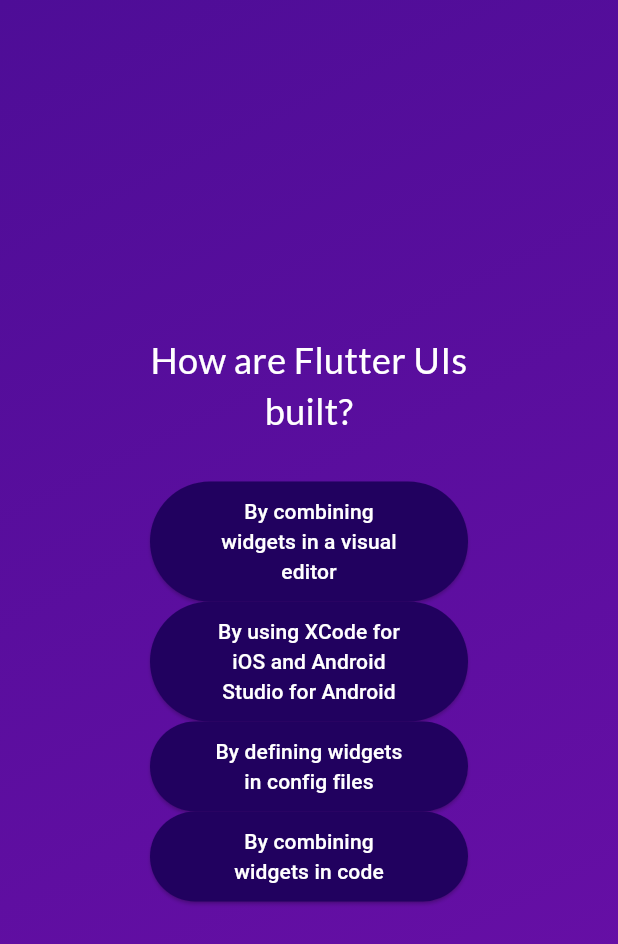
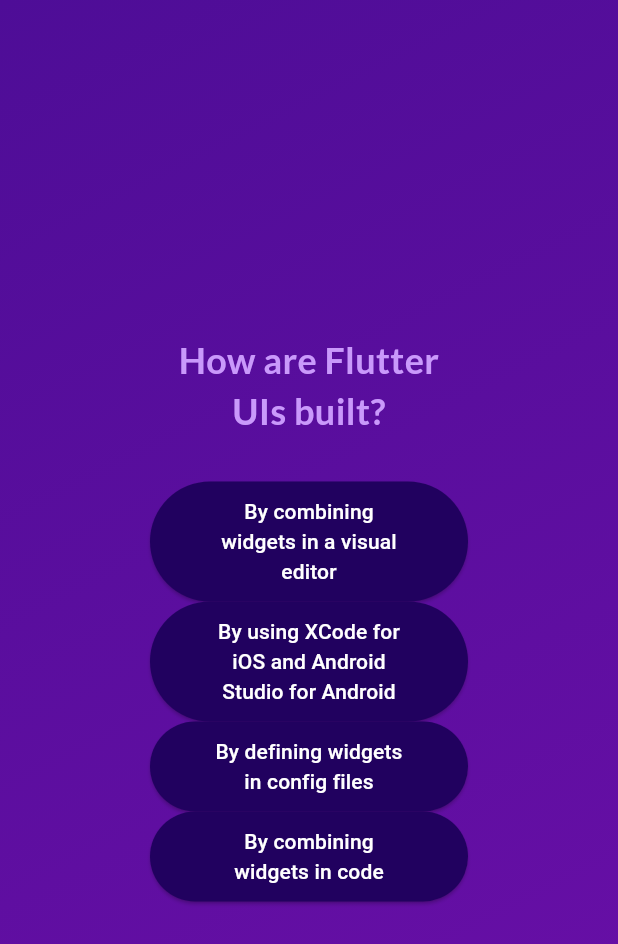
Before and after one commit to kirigaya211/Flutter_Practice, a Flutter app: the screen it shows after launch, after a tap on "Start Quiz", after a tap on "Components", on a phone screen of 412 x 824 dp. Shown: the top 944 px of the screen. Run offline on Flutter 3.47's test engine with Material 3 defaults, Android fonts, the phone set to English and light mode, and no system bars; our stand-ins replace google_fonts.

Commit message:
todays' first update

```diff
--- a/adv_basics/lib/quiz_questions.dart
+++ b/adv_basics/lib/questions_screen.dart
@@ -4,7 +4,9 @@
 import 'package:google_fonts/google_fonts.dart';
 
 class QuestionsScreen extends StatefulWidget {
-  const QuestionsScreen({super.key});
+  const QuestionsScreen({super.key, required this.onSelectAnswer});
+
+  final void Function(String answer) onSelectAnswer;
 
   @override
   State<QuestionsScreen> createState() => _QuestionsScreenState();
@@ -13,7 +15,8 @@
 class _QuestionsScreenState extends State<QuestionsScreen> {
   var currentQuestionIndex = 0;
 
-  void answerQuestion() {
+  void answerQuestion(String selectAnswer) {
+    widget.onSelectAnswer(selectAnswer);
     setState(() {
       currentQuestionIndex += 1;
     });
@@ -32,12 +35,21 @@
           children: [
             Text(
               currentQuestion.text,
-              style: GoogleFonts.lato(color: Colors.white, fontSize: 24),
+              style: GoogleFonts.lato(
+                color: const Color.fromARGB(255, 201, 153, 251),
+                fontSize: 24,
+                fontWeight: FontWeight.bold,
+              ),
               textAlign: TextAlign.center,
             ),
             SizedBox(height: 30),
             ...currentQuestion.getShuffledAnswers().map((answer) {
-              return AnswerButton(answerText: answer, onTap: answerQuestion);
+              return AnswerButton(
+                answerText: answer,
+                onTap: () {
+                  answerQuestion(answer);
+                },
+              );
             }),
           ],
         ),
--- a/adv_basics/lib/quiz.dart
+++ b/adv_basics/lib/quiz.dart
@@ -1,6 +1,8 @@
-import 'package:adv_basics/quiz_questions.dart';
+import 'package:adv_basics/questions_screen.dart';
 import 'package:flutter/material.dart';
 import 'package:adv_basics/start_screen.dart';
+import 'package:adv_basics/data/questions.dart';
+import 'package:adv_basics/results_screen.dart';
 
 class Quiz extends StatefulWidget {
   const Quiz({super.key});
@@ -10,12 +12,22 @@
 }
 
 class _QuizState extends State<Quiz> {
+  List<String> selectedAnswers = [];
   var activeScreen = 'start-screen';
 
   void switchScreen() {
     setState(() {
       activeScreen = 'questions-screen';
     });
+  }
+
+  void chooseAnswer(String answer) {
+    selectedAnswers.add(answer);
+    if (selectedAnswers.length == questions.length) {
+      setState(() {
+        activeScreen = 'results-screen';
+      });
+    }
   }
 
   @override
@@ -27,7 +39,10 @@
     Widget screenWidget = StartScreen(switchScreen);
 
     if (activeScreen == 'questions-screen') {
-      screenWidget = const QuestionsScreen();
+      screenWidget = QuestionsScreen(onSelectAnswer: chooseAnswer);
+    }
+    if (activeScreen == 'results-screen') {
+      screenWidget = ResultScreen();
     }
 
     return MaterialApp(
--- a/adv_basics/lib/start_screen.dart
+++ b/adv_basics/lib/start_screen.dart
@@ -1,4 +1,5 @@
 import 'package:flutter/material.dart';
+import 'package:google_fonts/google_fonts.dart';
 
 class StartScreen extends StatelessWidget {
   const StartScreen(this.startQuiz, {super.key});
@@ -23,7 +24,10 @@
           SizedBox(height: 80),
           Text(
             'Learn Flutter the fun way',
-            style: TextStyle(color: Colors.white, fontSize: 24),
+            style: GoogleFonts.lato(
+              color: Color.fromARGB(255, 201, 153, 251),
+              fontSize: 24,
+            ),
           ),
           SizedBox(height: 30),
           OutlinedButton.icon(
```
Also changed, not shown: adv_basics/lib/results_screen.dart (added, +24 -0 lines).
